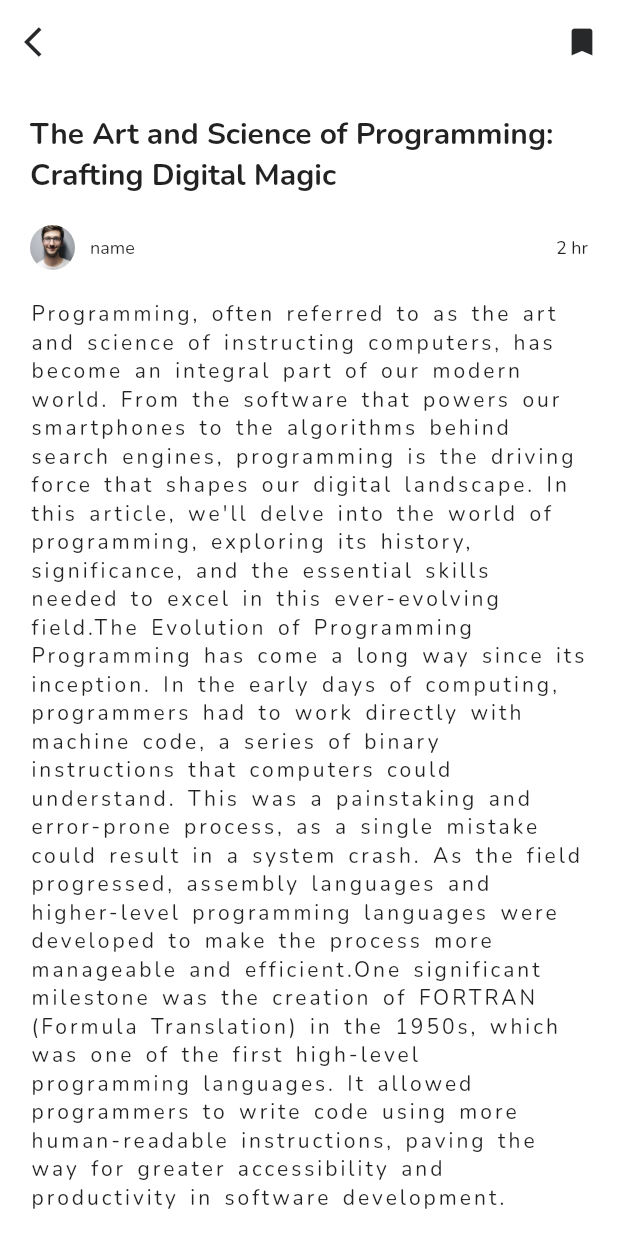
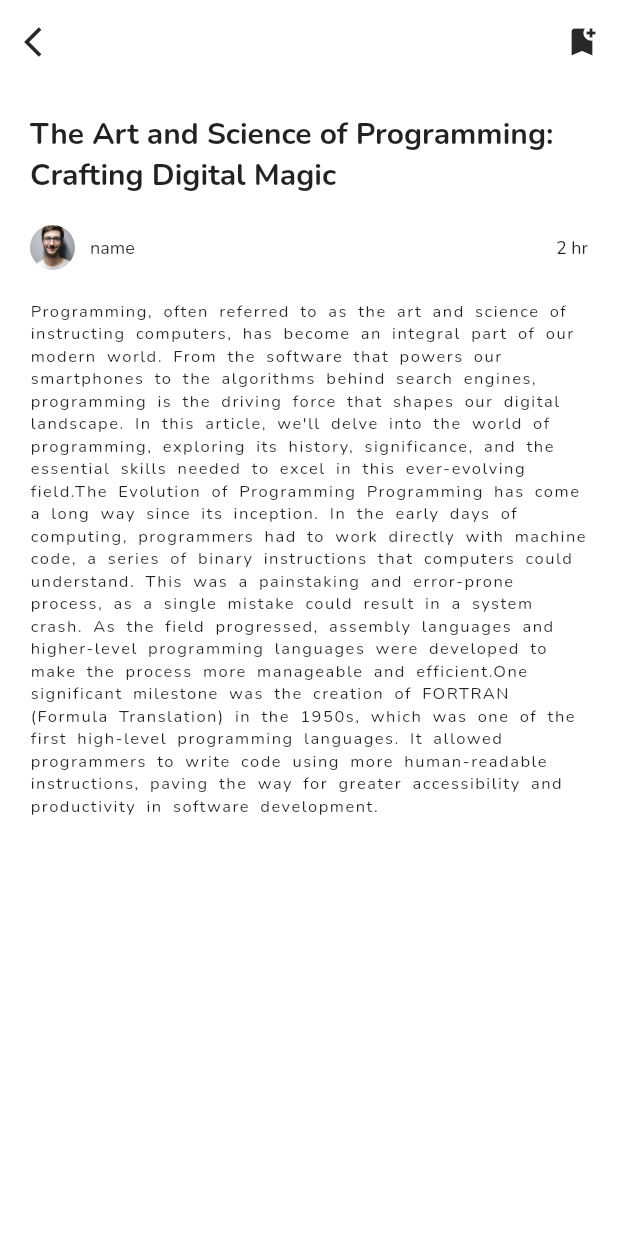
Before and after one commit to Celestial00/In-Sight-App, a Flutter app: the screen it shows after launch, scrolled down 576 dp, after a tap on "Read More", on a phone screen of 412 x 824 dp. Run offline on Flutter 3.47's test engine with Material 2 defaults, Android fonts, the phone set to English and light mode, and no system bars; our stand-ins replace google_fonts.

Commit message:
minior change

```diff
--- a/lib/views/Article_Page.dart
+++ b/lib/views/Article_Page.dart
@@ -27,7 +27,7 @@ class _ArticlePageState extends State<ArticlePage> {
           IconButton(
               onPressed: () {},
               icon: Icon(
-                Icons.bookmark,
+                Icons.bookmark_add,
                 color: Sec_Color,
               ))
         ],
@@ -88,14 +88,12 @@ class _ArticlePageState extends State<ArticlePage> {
             Padding(
                 padding: EdgeInsets.all(20),
                 child: Text(
-                  "Programming, often referred to as the art and science of instructing computers, has become an integral part of our modern world. From the software that powers our smartphones to the algorithms behind search engines, programming is the driving force that shapes our digital landscape. In this article, we'll delve into the world of programming, exploring its history, significance, and the essential skills needed to excel in this ever-evolving field.\The Evolution of Programming Programming has come a long way since its inception. In the early days of computing, programmers had to work directly with machine code, a series of binary instructions that computers could understand. This was a painstaking and error-prone process, as a single mistake could result in a system crash. As the field progressed, assembly languages and higher-level programming languages were developed to make the process more manageable and efficient.One significant milestone was the creation of FORTRAN (Formula Translation) in the 1950s, which was one of the first high-level programming languages. It allowed programmers to write code using more human-readable instructions, paving the way for greater accessibility and productivity in software development.",
-                  style: TextStyle(
-                    fontSize: 14,
-                    letterSpacing: 2,
-                    wordSpacing: 2,
-                    fontFamily: 'nunito',
-                  ),
-                ))
+                    "Programming, often referred to as the art and science of instructing computers, has become an integral part of our modern world. From the software that powers our smartphones to the algorithms behind search engines, programming is the driving force that shapes our digital landscape. In this article, we'll delve into the world of programming, exploring its history, significance, and the essential skills needed to excel in this ever-evolving field.\The Evolution of Programming Programming has come a long way since its inception. In the early days of computing, programmers had to work directly with machine code, a series of binary instructions that computers could understand. This was a painstaking and error-prone process, as a single mistake could result in a system crash. As the field progressed, assembly languages and higher-level programming languages were developed to make the process more manageable and efficient.One significant milestone was the creation of FORTRAN (Formula Translation) in the 1950s, which was one of the first high-level programming languages. It allowed programmers to write code using more human-readable instructions, paving the way for greater accessibility and productivity in software development.",
+                    style: TextStyle(
+                        fontFamily: "Nunito",
+                        letterSpacing: 1,
+                        fontSize: 11,
+                        wordSpacing: 3)))
           ],
         ),
       ),
```
